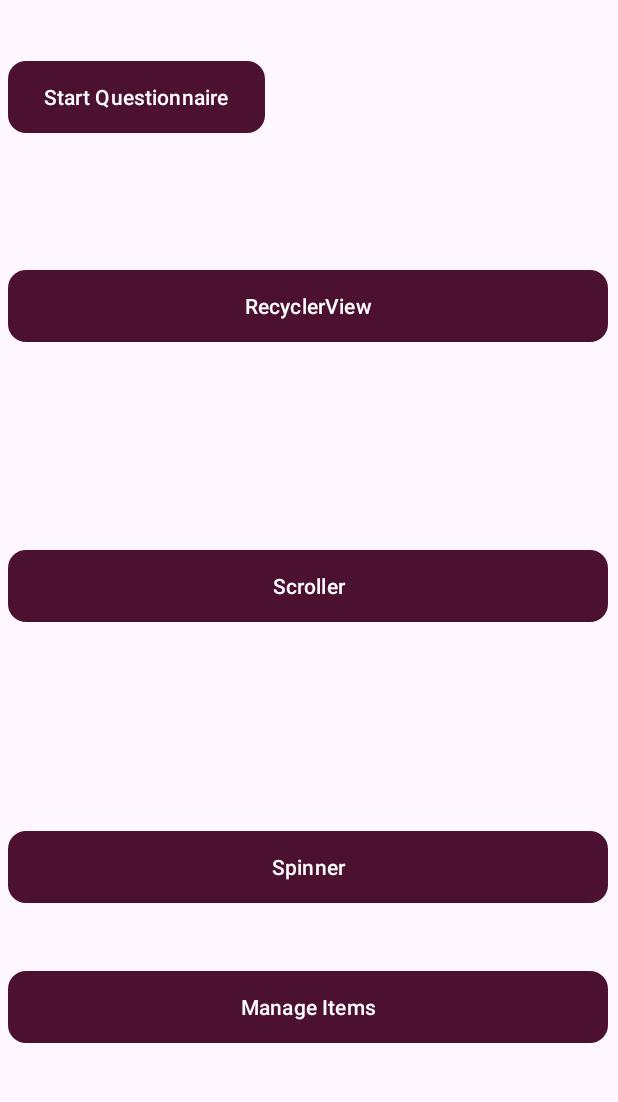
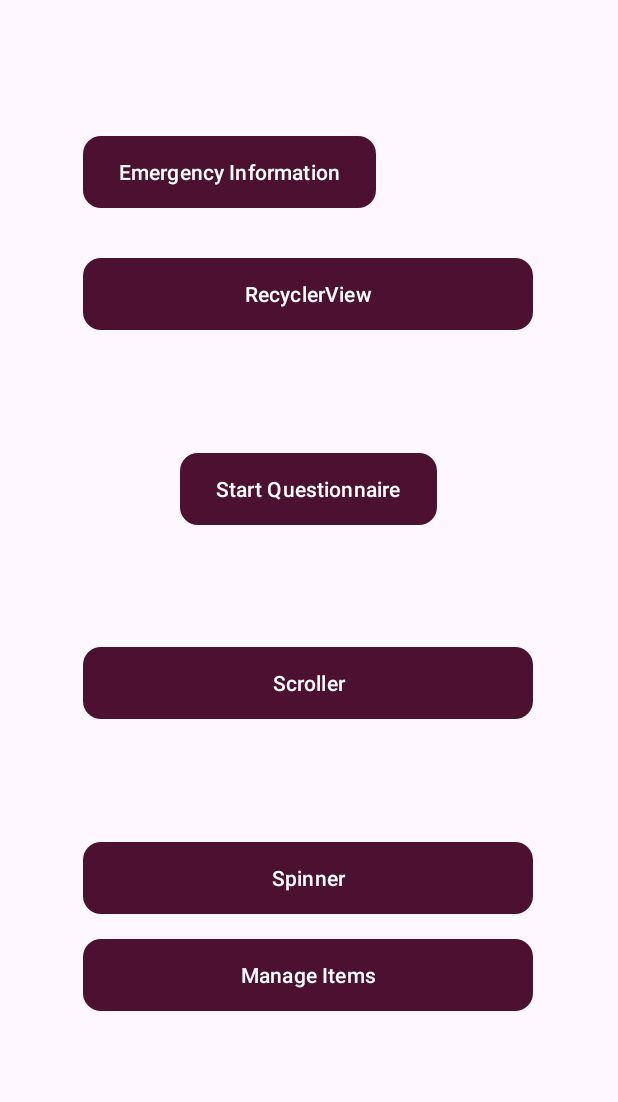
Before and after one commit to samtjhia/SafePlan, an Android app: the screen it shows after launch (MainActivity), on a phone screen of 412 x 824 dp, the part 29-1131 px from its top. Run offline under Robolectric (Android 15) with nearby library versions, the light colour scheme and no system bars; our stand-ins replace Firebase (no records; nobody signed in at launch, a user with empty details on screens opened directly).

Commit message:
added emergency info button to fragment

```diff
--- a/app/src/main/res/layout/activity_home_fragment.xml
+++ b/app/src/main/res/layout/activity_home_fragment.xml
@@ -4,7 +4,8 @@
     xmlns:tools="http://schemas.android.com/tools"
     android:layout_width="match_parent"
     android:layout_height="match_parent"
-    tools:context=".HomeFragment">
+    tools:context=".HomeFragment"
+    android:padding="50dp">
 
     <Button
         android:id="@+id/buttonRecyclerView"
@@ -14,6 +15,19 @@
         app:layout_constraintTop_toTopOf="parent"
         app:layout_constraintStart_toStartOf="parent"
         app:layout_constraintEnd_toEndOf="parent"
+        app:layout_constraintBottom_toTopOf="@+id/start_questionnaire_button"/>
+
+    <Button
+        android:id="@+id/start_questionnaire_button"
+        android:layout_width="wrap_content"
+        android:layout_height="wrap_content"
+        android:layout_gravity="center"
+        android:text="Start Questionnaire"
+        tools:layout_editor_absoluteX="3dp"
+        tools:layout_editor_absoluteY="205dp"
+        app:layout_constraintTop_toBottomOf="@+id/buttonRecyclerView"
+        app:layout_constraintStart_toStartOf="parent"
+        app:layout_constraintEnd_toEndOf="parent"
         app:layout_constraintBottom_toTopOf="@+id/buttonScroller"/>
 
     <Button
@@ -21,7 +35,7 @@
         android:layout_width="0dp"
         android:layout_height="wrap_content"
         android:text="@string/scroller"
-        app:layout_constraintTop_toBottomOf="@+id/buttonRecyclerView"
+        app:layout_constraintTop_toBottomOf="@+id/start_questionnaire_button"
         app:layout_constraintStart_toStartOf="parent"
         app:layout_constraintEnd_toEndOf="parent"
         app:layout_constraintBottom_toTopOf="@+id/buttonSpinner"/>
@@ -47,12 +61,15 @@
         app:layout_constraintEnd_toEndOf="parent"
         app:layout_constraintBottom_toBottomOf="parent"/>
 
+
+
     <Button
-        android:id="@+id/start_questionnaire_button"
+        android:id="@+id/emergency_info_button"
         android:layout_width="wrap_content"
         android:layout_height="wrap_content"
-        android:text="Start Questionnaire"
         android:layout_gravity="center"
-        android:layout_marginTop="24dp"/>
+        android:text="Emergency Information"
+        tools:layout_editor_absoluteX="-1dp"
+        tools:layout_editor_absoluteY="64dp" />
 
 </androidx.constraintlayout.widget.ConstraintLayout>
```
